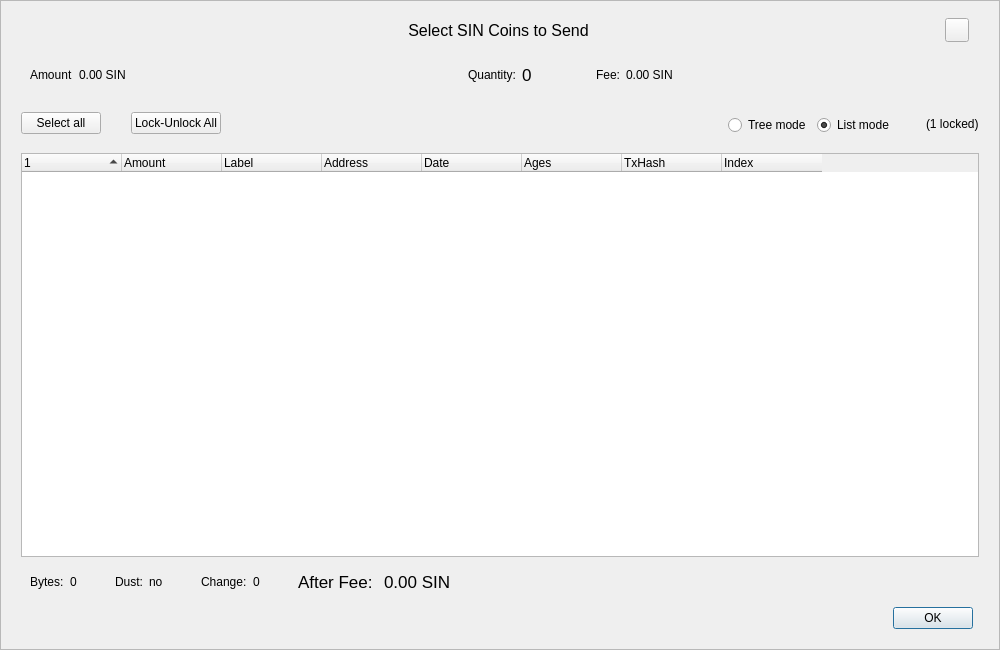
Above: src/qt/forms/coincontroldialog.ui from hardwarewise/SIN-core before the change. Below: the same form after it.
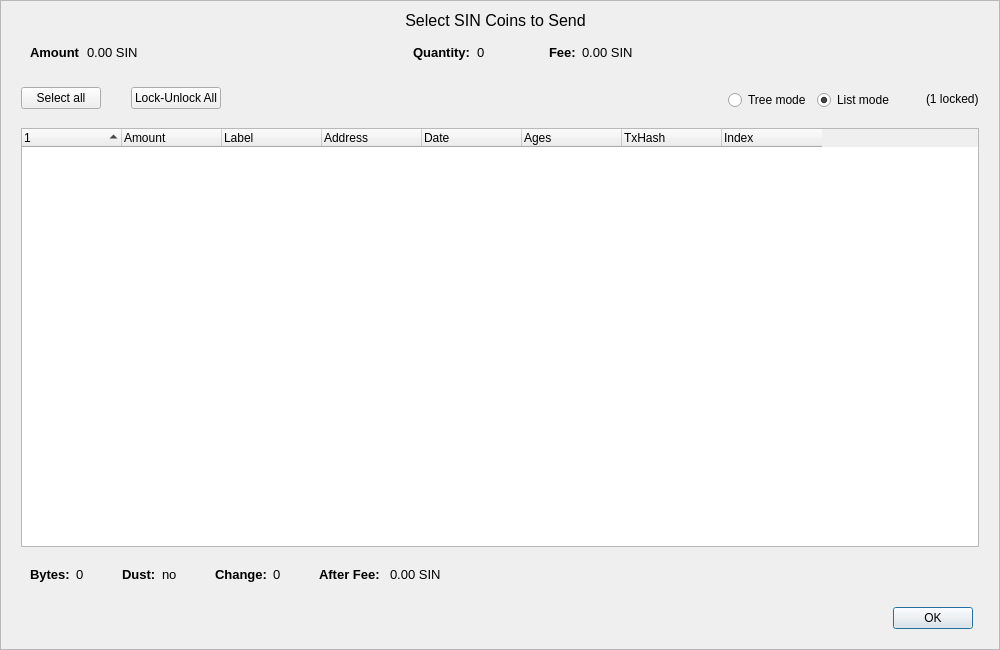
That is the form after the change. Custom widgets are drawn as their Qt base class.

Diff of the .ui file:
```diff
--- a/src/qt/forms/coincontroldialog.ui
+++ b/src/qt/forms/coincontroldialog.ui
@@ -91,18 +91,18 @@
           <property name="minimumSize">
            <size>
             <width>0</width>
-            <height>40</height>
+            <height>0</height>
            </size>
           </property>
           <property name="maximumSize">
            <size>
             <width>16777215</width>
-            <height>40</height>
+            <height>16777215</height>
            </size>
           </property>
           <property name="styleSheet">
            <string notr="true">font-size:16px;
-padding-left:30px;</string>
+</string>
           </property>
           <property name="text">
            <string>Select SIN Coins to Send</string>
@@ -128,25 +128,6 @@
           </property>
          </spacer>
         </item>
-        <item>
-         <widget class="QPushButton" name="btnEsc">
-          <property name="minimumSize">
-           <size>
-            <width>24</width>
-            <height>24</height>
-           </size>
-          </property>
-          <property name="maximumSize">
-           <size>
-            <width>24</width>
-            <height>24</height>
-           </size>
-          </property>
-          <property name="text">
-           <string/>
-          </property>
-         </widget>
-        </item>
        </layout>
       </item>
       <item>
@@ -167,6 +148,13 @@
           <layout class="QHBoxLayout" name="horizontalLayout_9" stretch="0,1">
            <item>
             <widget class="QLabel" name="labelCoinControlAmountText">
+             <property name="font">
+              <font>
+               <pointsize>10</pointsize>
+               <weight>75</weight>
+               <bold>true</bold>
+              </font>
+             </property>
              <property name="text">
               <string>Amount</string>
              </property>
@@ -174,6 +162,11 @@
            </item>
            <item>
             <widget class="QLabel" name="labelCoinControlAmount">
+             <property name="font">
+              <font>
+               <pointsize>10</pointsize>
+              </font>
+             </property>
              <property name="text">
               <string>0.00 SIN</string>
              </property>
@@ -209,6 +202,13 @@
           <layout class="QHBoxLayout" name="horizontalLayout_10" stretch="0,0">
            <item>
             <widget class="QLabel" name="labelCoinControlQuantityText">
+             <property name="font">
+              <font>
+               <pointsize>10</pointsize>
+               <weight>75</weight>
+               <bold>true</bold>
+              </font>
+             </property>
              <property name="styleSheet">
               <string notr="true"/>
              </property>
@@ -219,8 +219,13 @@
            </item>
            <item>
             <widget class="QLabel" name="labelCoinControlQuantity">
+             <property name="font">
+              <font>
+               <pointsize>10</pointsize>
+              </font>
+             </property>
              <property name="styleSheet">
-              <string notr="true">font-size:17px;</string>
+              <string notr="true"/>
              </property>
              <property name="text">
               <string>0</string>
@@ -253,9 +258,16 @@
 border-radius:2px;
 }</string>
           </property>
-          <layout class="QHBoxLayout" name="horizontalLayout_11" stretch="0,1">
+          <layout class="QHBoxLayout" name="horizontalLayout_11" stretch="0,0">
            <item>
             <widget class="QLabel" name="labelCoinControlFeeText">
+             <property name="font">
+              <font>
+               <pointsize>10</pointsize>
+               <weight>75</weight>
+               <bold>true</bold>
+              </font>
+             </property>
              <property name="text">
               <string>Fee:</string>
              </property>
@@ -263,6 +275,11 @@
            </item>
            <item>
             <widget class="QLabel" name="labelCoinControlFee">
+             <property name="font">
+              <font>
+               <pointsize>10</pointsize>
+              </font>
+             </property>
              <property name="text">
               <string>0.00 SIN</string>
              </property>
@@ -271,6 +288,19 @@
           </layout>
          </widget>
         </item>
+        <item>
+         <spacer name="horizontalSpacer">
+          <property name="orientation">
+           <enum>Qt::Horizontal</enum>
+          </property>
+          <property name="sizeHint" stdset="0">
+           <size>
+            <width>40</width>
+            <height>20</height>
+           </size>
+          </property>
+         </spacer>
+        </item>
        </layout>
       </item>
       <item>
@@ -570,9 +600,15 @@
         <property name="leftMargin">
          <number>20</number>
         </property>
+        <property name="topMargin">
+         <number>5</number>
+        </property>
         <property name="rightMargin">
          <number>20</number>
         </property>
+        <property name="bottomMargin">
+         <number>10</number>
+        </property>
         <item>
          <widget class="QWidget" name="layoutBytes" native="true">
           <property name="styleSheet">
@@ -581,6 +617,13 @@
           <layout class="QHBoxLayout" name="horizontalLayout_4" stretch="0,0">
            <item>
             <widget class="QLabel" name="labelCoinControlBytesText">
+             <property name="font">
+              <font>
+               <pointsize>10</pointsize>
+               <weight>75</weight>
+               <bold>true</bold>
+              </font>
+             </property>
              <property name="text">
               <string>Bytes:</string>
              </property>
@@ -588,6 +631,11 @@
            </item>
            <item>
             <widget class="QLabel" name="labelCoinControlBytes">
+             <property name="font">
+              <font>
+               <pointsize>10</pointsize>
+              </font>
+             </property>
              <property name="text">
               <string>0</string>
              </property>
@@ -604,6 +652,13 @@
           <layout class="QHBoxLayout" name="horizontalLayout_5" stretch="0,0">
            <item>
             <widget class="QLabel" name="labelCoinControlLowOutputText">
+             <property name="font">
+              <font>
+               <pointsize>10</pointsize>
+               <weight>75</weight>
+               <bold>true</bold>
+              </font>
+             </property>
              <property name="text">
               <string>Dust:</string>
              </property>
@@ -611,6 +666,11 @@
            </item>
            <item>
             <widget class="QLabel" name="labelCoinControlLowOutput">
+             <property name="font">
+              <font>
+               <pointsize>10</pointsize>
+              </font>
+             </property>
              <property name="text">
               <string>no</string>
              </property>
@@ -627,6 +687,13 @@
           <layout class="QHBoxLayout" name="horizontalLayout_6" stretch="0,0">
            <item>
             <widget class="QLabel" name="labelCoinControlChangeText">
+             <property name="font">
+              <font>
+               <pointsize>10</pointsize>
+               <weight>75</weight>
+               <bold>true</bold>
+              </font>
+             </property>
              <property name="text">
               <string>Change:</string>
              </property>
@@ -634,6 +701,11 @@
            </item>
            <item>
             <widget class="QLabel" name="labelCoinControlChange">
+             <property name="font">
+              <font>
+               <pointsize>10</pointsize>
+              </font>
+             </property>
              <property name="text">
               <string>0</string>
              </property>
@@ -652,8 +724,15 @@
           <layout class="QHBoxLayout" name="horizontalLayout_7" stretch="0,1">
            <item>
             <widget class="QLabel" name="labelCoinControlAfterFeeText">
+             <property name="font">
+              <font>
+               <pointsize>10</pointsize>
+               <weight>75</weight>
+               <bold>true</bold>
+              </font>
+             </property>
              <property name="styleSheet">
-              <string notr="true">font-size:17px;</string>
+              <string notr="true"/>
              </property>
              <property name="text">
               <string>After Fee: </string>
@@ -662,8 +741,13 @@
            </item>
            <item>
             <widget class="QLabel" name="labelCoinControlAfterFee">
+             <property name="font">
+              <font>
+               <pointsize>10</pointsize>
+              </font>
+             </property>
              <property name="styleSheet">
-              <string notr="true">font-size:17px;</string>
+              <string notr="true"/>
              </property>
              <property name="text">
               <string>0.00 SIN</string>
@@ -673,6 +757,19 @@
           </layout>
          </widget>
         </item>
+        <item>
+         <spacer name="horizontalSpacer_3">
+          <property name="orientation">
+           <enum>Qt::Horizontal</enum>
+          </property>
+          <property name="sizeHint" stdset="0">
+           <size>
+            <width>40</width>
+            <height>20</height>
+           </size>
+          </property>
+         </spacer>
+        </item>
        </layout>
       </item>
       <item>
```
Left out of the diff: 4 changed lines with no effect on the pictures.
